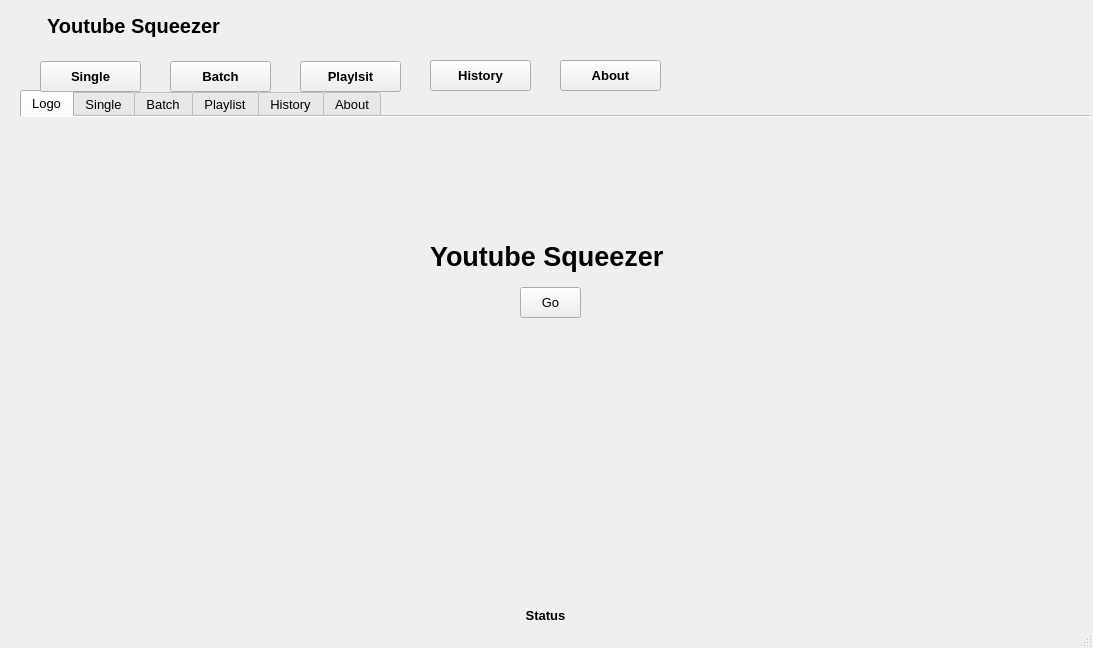
Above: youtube.ui from ShravanKumar-404/Youtube-Squeezer before the change. Below: the same form after it.
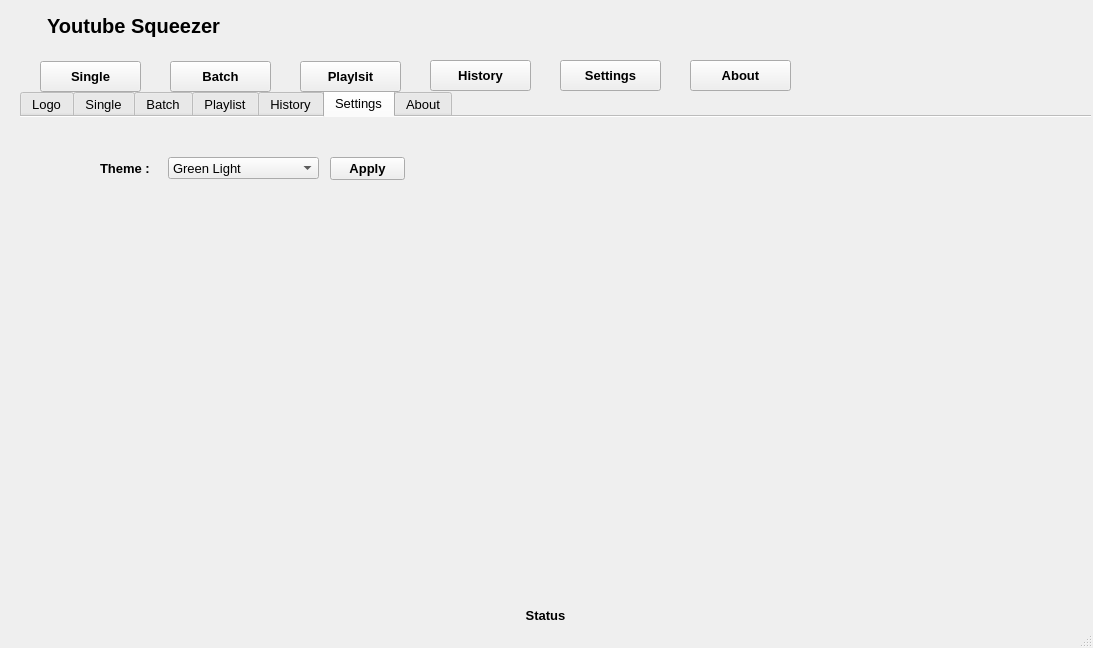
That is the form after the change.

Patch:
```diff
--- a/youtube.ui
+++ b/youtube.ui
@@ -83,7 +83,7 @@
      <enum>QTabWidget::North</enum>
     </property>
     <property name="currentIndex">
-     <number>0</number>
+     <number>5</number>
     </property>
     <property name="elideMode">
      <enum>Qt::ElideLeft</enum>
@@ -2191,6 +2191,69 @@
       </property>
      </widget>
     </widget>
+    <widget class="QWidget" name="tab_7">
+     <attribute name="title">
+      <string>Settings</string>
+     </attribute>
+     <widget class="QPushButton" name="theme_button">
+      <property name="geometry">
+       <rect>
+        <x>310</x>
+        <y>40</y>
+        <width>75</width>
+        <height>23</height>
+       </rect>
+      </property>
+      <property name="font">
+       <font>
+        <weight>75</weight>
+        <bold>true</bold>
+       </font>
+      </property>
+      <property name="text">
+       <string>Apply</string>
+      </property>
+     </widget>
+     <widget class="QComboBox" name="comboBox_theme">
+      <property name="geometry">
+       <rect>
+        <x>148</x>
+        <y>40</y>
+        <width>151</width>
+        <height>22</height>
+       </rect>
+      </property>
+      <item>
+       <property name="text">
+        <string>Green Light</string>
+       </property>
+      </item>
+      <item>
+       <property name="text">
+        <string>Marine Dark</string>
+       </property>
+      </item>
+     </widget>
+     <widget class="QLabel" name="label">
+      <property name="geometry">
+       <rect>
+        <x>80</x>
+        <y>43</y>
+        <width>61</width>
+        <height>16</height>
+       </rect>
+      </property>
+      <property name="font">
+       <font>
+        <weight>75</weight>
+        <bold>true</bold>
+       </font>
+      </property>
+      <property name="text">
+       <string>Theme :</string>
+      </property>
+     </widget>
+    </widget>
     <widget class="QWidget" name="tab_2">
      <attribute name="title">
       <string>About</string>
@@ -2479,7 +2542,7 @@
    <widget class="QPushButton" name="about_tab">
     <property name="geometry">
      <rect>
-      <x>560</x>
+      <x>690</x>
       <y>60</y>
       <width>101</width>
       <height>31</height>
@@ -2609,6 +2672,41 @@
      <set>Qt::AlignCenter</set>
     </property>
    </widget>
+   <widget class="QPushButton" name="settings_tab">
+    <property name="geometry">
+     <rect>
+      <x>560</x>
+      <y>60</y>
+      <width>101</width>
+      <height>31</height>
+     </rect>
+    </property>
+    <property name="font">
+     <font>
+      <pointsize>10</pointsize>
+      <weight>75</weight>
+      <bold>true</bold>
+     </font>
+    </property>
+    <property name="autoFillBackground">
+     <bool>false</bool>
+    </property>
+    <property name="text">
+     <string>Settings</string>
+    </property>
+    <property name="checkable">
+     <bool>false</bool>
+    </property>
+    <property name="autoDefault">
+     <bool>false</bool>
+    </property>
+    <property name="default">
+     <bool>false</bool>
+    </property>
+    <property name="flat">
+     <bool>false</bool>
+    </property>
+   </widget>
   </widget>
   <widget class="QMenuBar" name="menubar">
    <property name="geometry">
```
Left out of the diff: 8 changed lines with no effect on the pictures.
